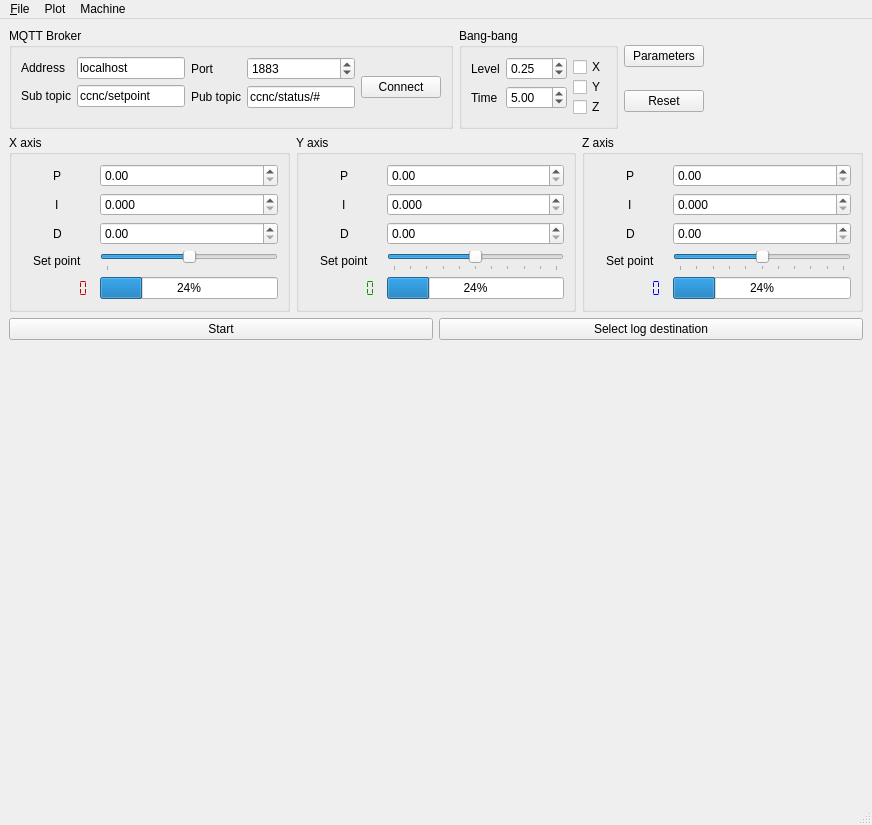
Qt form mainwindow.ui (pbosetti/machine_sim) before a commit.
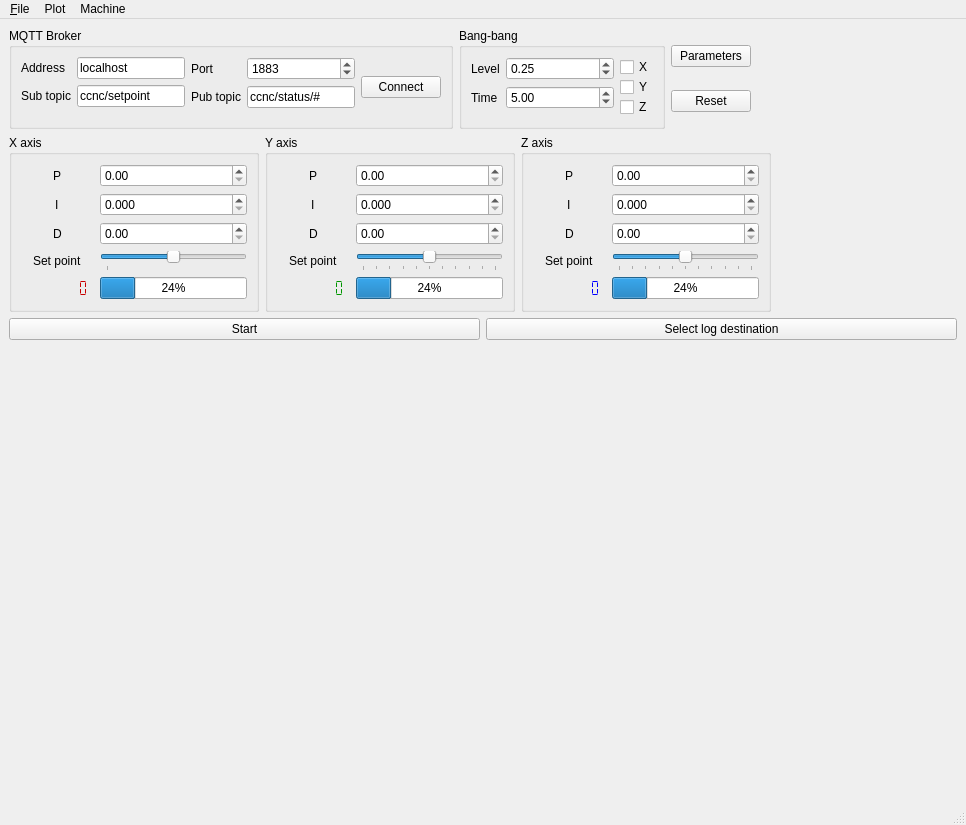
The same form after that commit. Custom widgets are drawn as their Qt base class.

Patch:
```diff
--- a/mainwindow.ui
+++ b/mainwindow.ui
@@ -6,7 +6,7 @@
    <rect>
     <x>0</x>
     <y>0</y>
-    <width>872</width>
+    <width>966</width>
     <height>825</height>
    </rect>
   </property>
@@ -690,6 +690,22 @@
         </layout>
        </widget>
       </item>
+      <item>
+       <widget class="QChartView" name="barChart" native="true">
+        <property name="sizePolicy">
+         <sizepolicy hsizetype="Preferred" vsizetype="Preferred">
+          <horstretch>0</horstretch>
+          <verstretch>1</verstretch>
+         </sizepolicy>
+        </property>
+        <property name="minimumSize">
+         <size>
+          <width>180</width>
+          <height>0</height>
+         </size>
+        </property>
+       </widget>
+      </item>
      </layout>
     </item>
     <item>
@@ -761,8 +777,8 @@
     <rect>
      <x>0</x>
      <y>0</y>
-     <width>872</width>
-     <height>43</height>
+     <width>966</width>
+     <height>24</height>
     </rect>
    </property>
    <widget class="QMenu" name="menu_Open_INI_file">
@@ -829,6 +845,12 @@
    <extends>QSlider</extends>
    <header>doubleclickslider.h</header>
   </customwidget>
+  <customwidget>
+   <class>QChartView</class>
+   <extends>QWidget</extends>
+   <header location="global">QtCharts/QtCharts</header>
+   <container>1</container>
+  </customwidget>
  </customwidgets>
  <resources/>
  <connections/>
```
Left out of the diff: 2 changed lines with no effect on the pictures.
